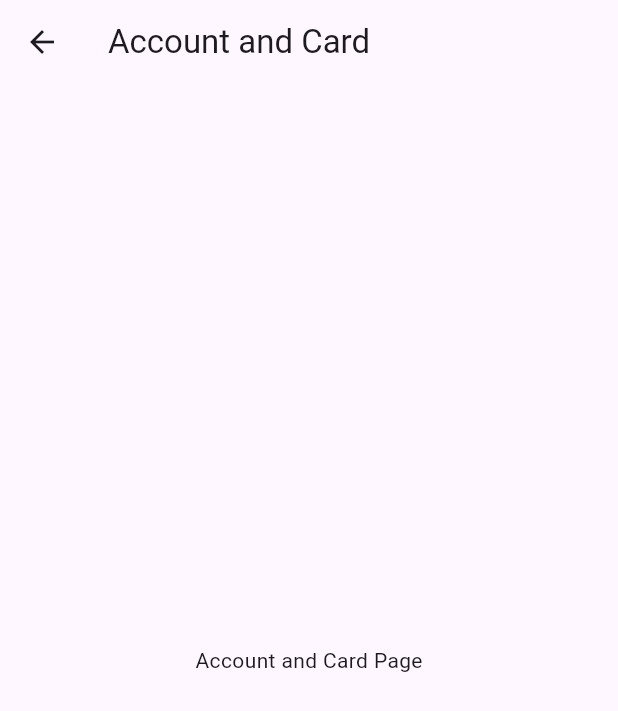
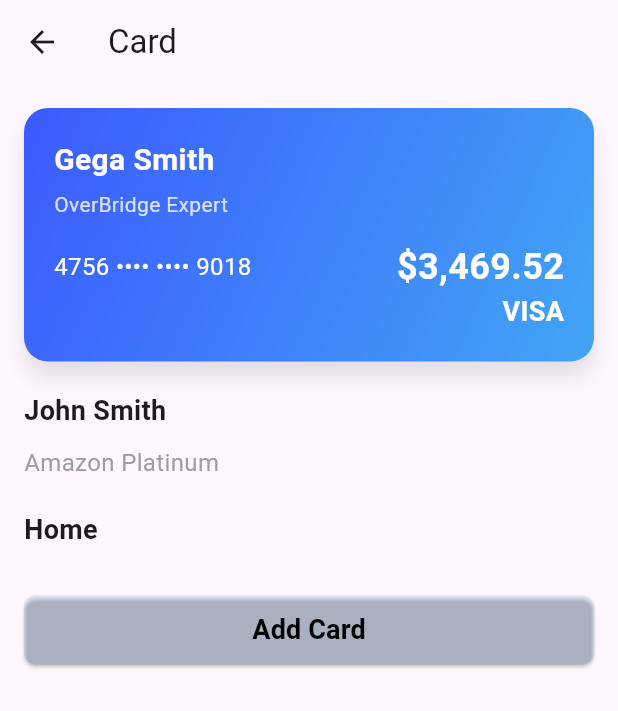
Before and after one commit to perinai/Mywallet, a Flutter app: the AccountAndCardPage screen opened directly, on a phone screen of 412 x 824 dp. Shown: the top 711 px of the screen. Run offline on Flutter 3.47's test engine with Material 3 defaults, Android fonts, the phone set to English and light mode, and no system bars; our stand-ins replace firebase_auth, firebase_core; accounts and stored records are empty.

Commit message:
updating the add car and account portion

```diff
--- a/analysis_options.yaml
+++ b/analysis_options.yaml
@@ -11,6 +11,7 @@ analyzer:
   errors:
     avoid_print: ignore
     avoid_unnecessary_containers: ignore
+    deprecated_member_use: ignore
     file_names: ignore
     library_private_types_in_public_api: ignore
     unused_local_variable: ignore
--- a/lib/main.dart
+++ b/lib/main.dart
@@ -26,7 +26,7 @@ class MyPocketWallet extends StatelessWidget {
       initialRoute: '/',
       routes: {
         '/': (context) => const Splashscreen(),
-        '/home': (context) =>  HomePage(),
+        '/home': (context) =>  const HomePage(),
         // Add more routes as needed
       },
     );
--- a/lib/screens/home_page.dart
+++ b/lib/screens/home_page.dart
@@ -4,6 +4,8 @@ import 'package:my_pocket_wallet/classes/messages.dart';
 import 'package:my_pocket_wallet/classes/settings.dart';
 
 class HomePage extends StatefulWidget {
+  const HomePage({super.key});
+
   @override
   _HomePageState createState() => _HomePageState();
 }
--- a/lib/screens/loginscreen.dart
+++ b/lib/screens/loginscreen.dart
@@ -92,7 +92,7 @@ class LoginPage extends StatelessWidget {
                       Navigator.pushReplacement(
                         context,
                         MaterialPageRoute(
-                          builder: (context) => HomePage(),
+                          builder: (context) => const HomePage(),
                         ),
                       );
                     } on FirebaseAuthException catch (e) {
--- a/lib/screens/pages/account.dart
+++ b/lib/screens/pages/account.dart
@@ -1,4 +1,5 @@
 import 'package:flutter/material.dart';
+import 'package:my_pocket_wallet/screens/pages/add_acard.dart';
 
 class AccountAndCardPage extends StatelessWidget {
   const AccountAndCardPage({super.key});
@@ -7,10 +8,167 @@ class AccountAndCardPage extends StatelessWidget {
   Widget build(BuildContext context) {
     return Scaffold(
       appBar: AppBar(
-        title: const Text('Account and Card'),
+        title: const Text('Card'),
       ),
-      body: const Center(
-        child: Text('Account and Card Page'),
+      body: Padding(
+        padding: const EdgeInsets.all(16),
+        child: Column(
+          crossAxisAlignment: CrossAxisAlignment.stretch,
+          children: [
+            _buildCardSection(),
+            const SizedBox(height: 20),
+            _buildAdditionalInfoSection(),
+            const SizedBox(
+              height: 20,
+            ),
+            _addCardButton(context),
+          ],
+        ),
+      ),
+    );
+  }
+
+  Widget _buildCardSection() {
+    return Container(
+      decoration: BoxDecoration(
+        borderRadius: BorderRadius.circular(16),
+        gradient: const LinearGradient(
+          colors: [Color(0xFF3C5AFE), Color(0xFF42A5F5)],
+          begin: Alignment.topLeft,
+          end: Alignment.bottomRight,
+        ),
+        boxShadow: [
+          BoxShadow(
+            color: Colors.black.withOpacity(0.1),
+            blurRadius: 10,
+            offset: const Offset(0, 10),
+          ),
+        ],
+      ),
+      child: Padding(
+        padding: const EdgeInsets.all(20.0),
+        child: Column(
+          crossAxisAlignment: CrossAxisAlignment.start,
+          children: [
+            const Text(
+              'Gega Smith',
+              style: TextStyle(
+                color: Colors.white,
+                fontSize: 20,
+                fontWeight: FontWeight.bold,
+              ),
+            ),
+            const SizedBox(height: 5),
+            Text(
+              'OverBridge Expert',
+              style: TextStyle(
+                color: Colors.white.withOpacity(0.8),
+                fontSize: 14,
+              ),
+            ),
+            const SizedBox(height: 15),
+            const Row(
+              mainAxisAlignment: MainAxisAlignment.spaceBetween,
+              children: [
+                Text(
+                  '4756 •••• •••• 9018',
+                  style: TextStyle(
+                    color: Colors.white,
+                    fontSize: 16,
+                  ),
+                ),
+                Text(
+                  '\$3,469.52',
+                  style: TextStyle(
+                    color: Colors.white,
+                    fontSize: 24,
+                    fontWeight: FontWeight.bold,
+                  ),
+                ),
+              ],
+            ),
+            const Align(
+              alignment: Alignment.bottomRight,
+              child: Text(
+                'VISA',
+                style: TextStyle(
+                  color: Colors.white,
+                  fontSize: 18,
+                  fontWeight: FontWeight.bold,
+                ),
+              ),
+            ),
+          ],
+        ),
+      ),
+    );
+  }
+
+  Widget _buildAdditionalInfoSection() {
+    return const Column(
+      crossAxisAlignment: CrossAxisAlignment.start,
+      children: [
+        Text(
+          'John Smith',
+          style: TextStyle(
+            fontSize: 18,
+            fontWeight: FontWeight.bold,
+          ),
+        ),
+        SizedBox(height: 10),
+        Text(
+          'Amazon Platinum',
+          style: TextStyle(
+            fontSize: 16,
+            color: Colors.grey,
+          ),
+        ),
+        SizedBox(height: 20),
+        Text(
+          'Home',
+          style: TextStyle(
+            fontSize: 18,
+            fontWeight: FontWeight.bold,
+          ),
+        ),
+        SizedBox(height: 10),
+      ],
+    );
+  }
+
+  Widget _addCardButton(BuildContext context) {
+    return ElevatedButton(
+      style: ButtonStyle(
+        backgroundColor: MaterialStateProperty.resolveWith<Color>(
+          (Set<MaterialState> states) {
+            // Return the desired color based on the button's state
+            if (states.contains(MaterialState.pressed)) {
+              return Colors.blue
+                  .withOpacity(0.2); // Slightly darker when pressed
+            }
+            return Colors.blue.withOpacity(0.1); // Default color
+          },
+        ),
+        // Optional: Add padding, shape, or other styling
+        padding: MaterialStateProperty.all<EdgeInsets>(
+          const EdgeInsets.symmetric(horizontal: 20, vertical: 10),
+        ),
+        shape: MaterialStateProperty.all<RoundedRectangleBorder>(
+          RoundedRectangleBorder(
+            borderRadius: BorderRadius.circular(8), // Rounded corners
+          ),
+        ),
+      ),
+      onPressed: () {
+        Navigator.push(
+          context,
+          MaterialPageRoute(builder: (context) => const AddAcard()),
+        );
+      },
+      child: const Text(
+        'Add Card',
+        style: TextStyle(
+            fontSize: 18, fontWeight: FontWeight.bold, color: Colors.black),
       ),
     );
   }
```
Also changed, not shown: lib/screens/pages/add_acard.dart (added, +204 -0 lines).
